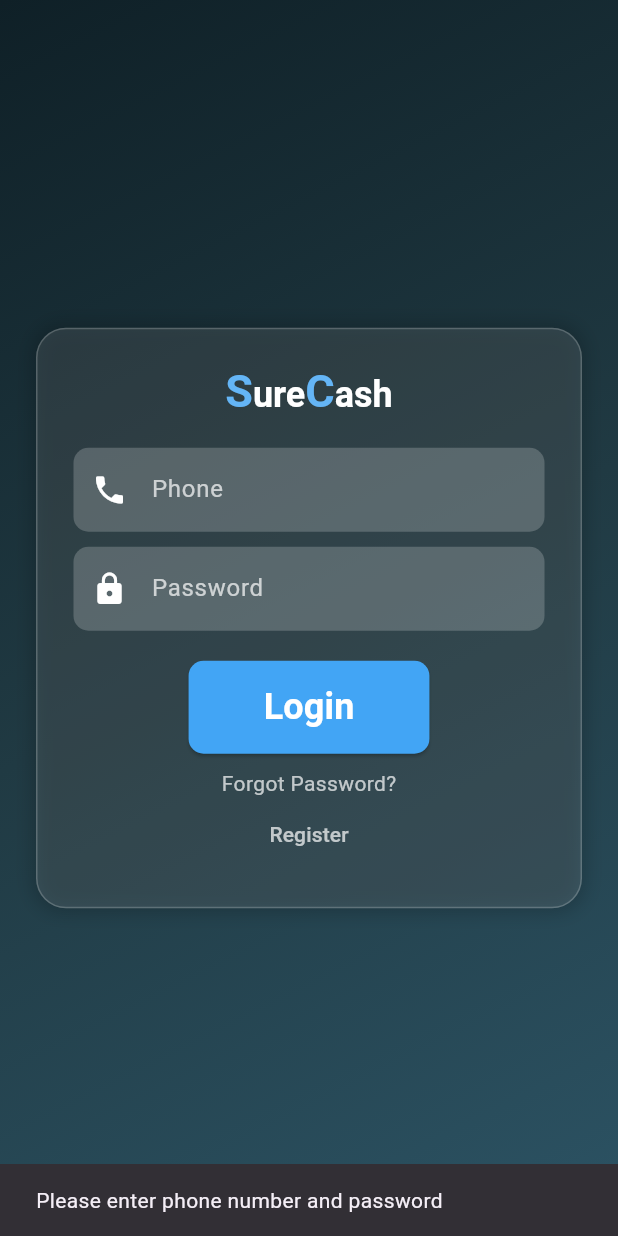
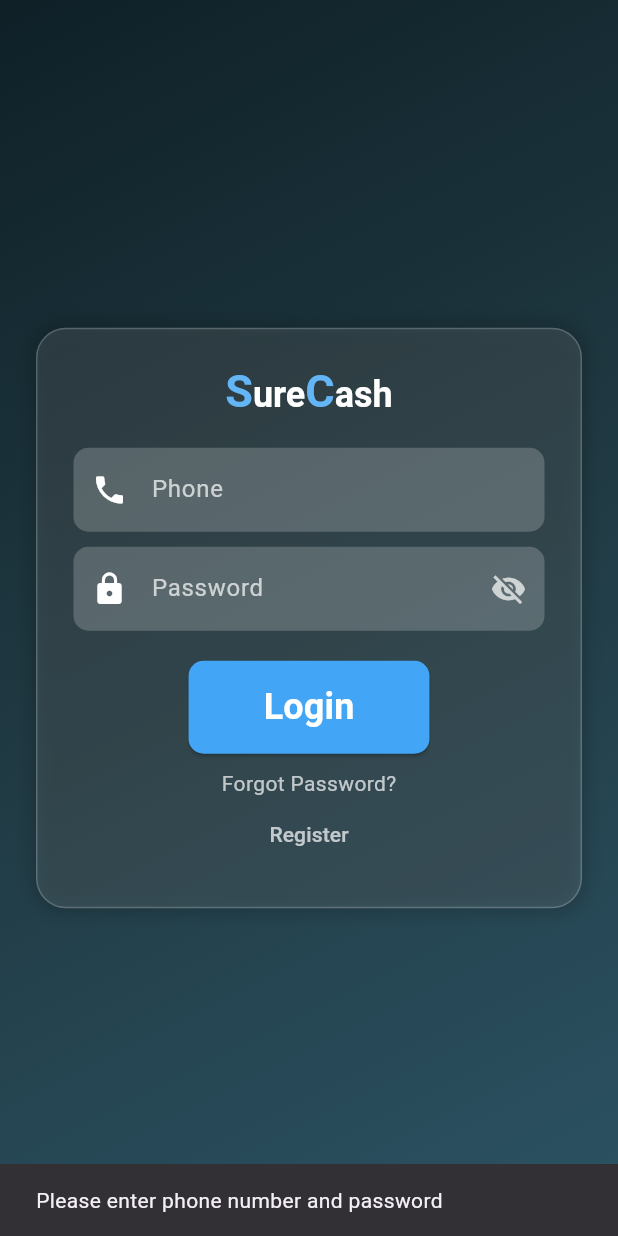
Before and after one commit to vicky-ogutu/Kash-plus, a Flutter app: the screen it shows after launch, after a tap on "Login", on a phone screen of 412 x 824 dp. Run offline on Flutter 3.47's test engine with Material 3 defaults, Android fonts, the phone set to English and light mode, and no system bars; our stand-ins replace flutter_animate, flutter_native_splash.

Commit message:
isObsucured pwd

```diff
--- a/lib/login.dart
+++ b/lib/login.dart
@@ -22,6 +22,7 @@ class _LoginState extends State<Login> {
   final TextEditingController _phoneController = TextEditingController();
   final TextEditingController _passwordController = TextEditingController();
   bool _isLoading = false;
+  bool isObscured = true; // Store visibility state here
 
   Future<void> _login() async {
     final String phone = _phoneController.text.trim();
@@ -69,6 +70,8 @@ class _LoginState extends State<Login> {
             ),
           ),
         );
+        _phoneController.text ="";
+        _passwordController.text="";
       } else {
         ScaffoldMessenger.of(context).showSnackBar(
           SnackBar(content: Text("Login Failed: ${response.body}")),
@@ -151,7 +154,7 @@ class _LoginState extends State<Login> {
                   const SizedBox(height: 20),
                   _buildTextField(Icons.phone, "Phone", _phoneController),
                   const SizedBox(height: 10),
-                  _buildTextField(Icons.lock, "Password", _passwordController, obscureText: true),
+                  _passwordTextField(Icons.lock, "Password", _passwordController, obscureText: true),
                   const SizedBox(height: 20),
                   _buildLoginButton(),
                   const SizedBox(height: 10),
@@ -219,4 +222,46 @@ class _LoginState extends State<Login> {
       ),
     );
   }
+
+  Widget _passwordTextField(
+      IconData icon, String hint, TextEditingController controller,
+      {bool obscureText = false}) {
+    return StatefulBuilder(
+      builder: (context, setState) {
+       // bool isObscured = obscureText;
+
+        return TextField(
+          controller: controller,
+          obscureText: isObscured,
+          decoration: InputDecoration(
+            filled: true,
+            fillColor: Colors.white.withOpacity(0.2),
+            hintText: hint,
+            hintStyle: const TextStyle(color: Colors.white70),
+            prefixIcon: Icon(icon, color: Colors.white),
+            suffixIcon: obscureText
+                ? IconButton(
+              icon: Icon(
+                isObscured ? Icons.visibility_off : Icons.visibility,
+                color: Colors.white70,
+              ),
+              onPressed: () {
+                setState(() {
+                  isObscured = !isObscured;
+
+                });
+              },
+            )
+                : null,
+            border: OutlineInputBorder(
+              borderRadius: BorderRadius.circular(10),
+              borderSide: BorderSide.none,
+            ),
+          ),
+          style: const TextStyle(color: Colors.white),
+        );
+      },
+    );
+  }
+
 }
```
Also changed, not shown: lib/homepage2.dart (+10 -6 lines).
